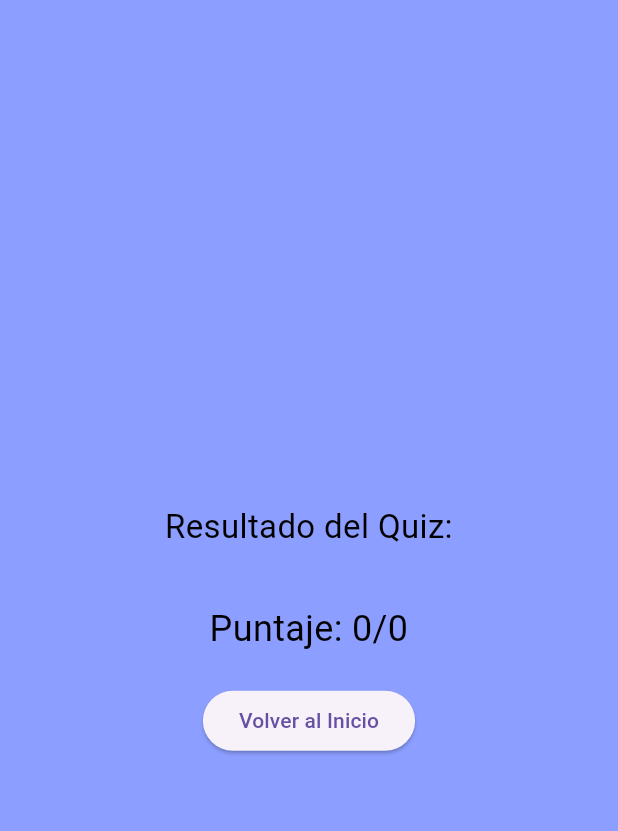
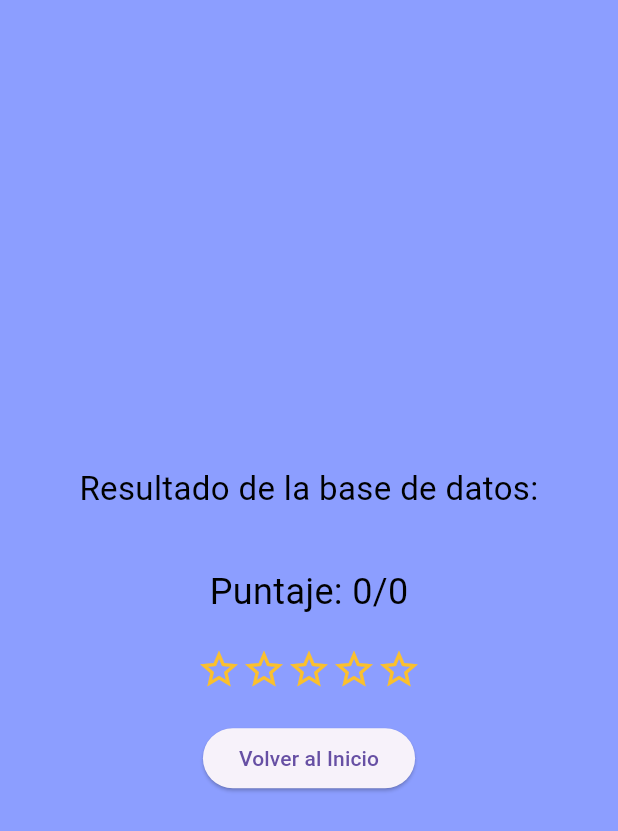
Before and after one commit to AndreaJVB/Proyecto_IS513, a Flutter app: the ResultsBasedatos screen opened directly with empty values, on a phone screen of 412 x 824 dp. Shown: the top 831 px of the screen. Run offline on Flutter 3.47's test engine with Material 3 defaults, Android fonts, the phone set to English and light mode, and no system bars; our stand-ins replace cloud_firestore, firebase_auth, firebase_core, flutter_fortune_wheel, flutter_signin_button, get and 2 more; accounts and stored records are empty.

Commit message:
estrellas en el resultado de cada quiz

```diff
--- a/educode/lib/interfaces/pages/topic_pages/results_basedatos.dart
+++ b/educode/lib/interfaces/pages/topic_pages/results_basedatos.dart
@@ -3,7 +3,7 @@ import 'package:educode/controllers/user_controller.dart';
 import 'package:flutter/material.dart';
 import 'package:get/get.dart';
 import 'package:shared_preferences/shared_preferences.dart';
-import 'dart:convert';
+import 'dart:convert'; // Agrega esta línea para usar json.encode y json.decode
 
 class ResultsBasedatos extends StatelessWidget {
   final UserController getUser = Get.put<UserController>(UserController());
@@ -22,10 +22,34 @@ class ResultsBasedatos extends StatelessWidget {
       'score': score,
       'dateTime': now.toIso8601String(),
     };
+    // Guarda el resultado en el historial (comentado como ejemplo).
+    // final historyJson = prefs.getStringList('history') ?? [];
+    // historyJson.add(json.encode(result));
+    // await prefs.setStringList('history', historyJson);
+  }
+
+  // Método para calcular la puntuación en estrellas
+  int _calculateStars() {
+    double percentage = score / total;
+    if (percentage == 1.0) {
+      return 5; // 5 estrellas para 100% de aciertos
+    } else if (percentage >= 0.8) {
+      return 4; // 4 estrellas para 80%-99%
+    } else if (percentage >= 0.6) {
+      return 3; // 3 estrellas para 60%-79%
+    } else if (percentage >= 0.4) {
+      return 2; // 2 estrellas para 40%-59%
+    } else if (percentage >= 0.2) {
+      return 1; // 1 estrella para 20%-39%
+    } else {
+      return 0; // 0 estrellas para menos del 20%
+    }
   }
 
   @override
   Widget build(BuildContext context) {
+    int starCount = _calculateStars();
+
     return Scaffold(
       backgroundColor: Colors.indigoAccent[100],
       body: Center(
@@ -36,7 +60,7 @@ class ResultsBasedatos extends StatelessWidget {
               padding: EdgeInsets.all(16),
               color: Colors.indigoAccent[100],
               child: Text(
-                'Resultado del Quiz:',
+                'Resultado de la base de datos:',
                 style: TextStyle(
                   fontSize: 22,
                   color: Colors.black,
@@ -48,7 +72,17 @@ class ResultsBasedatos extends StatelessWidget {
             Text(
               'Puntaje: $score/$total',
               style: TextStyle(fontSize: 24, color: Colors.black),
-              textAlign: TextAlign.center,
+            ),
+            SizedBox(height: 20),
+            Row(
+              mainAxisAlignment: MainAxisAlignment.center,
+              children: List.generate(5, (index) {
+                return Icon(
+                  index < starCount ? Icons.star : Icons.star_border,
+                  color: Colors.yellow[700],
+                  size: 30,
+                );
+              }),
             ),
             SizedBox(height: 20),
             ElevatedButton(
@@ -60,7 +94,6 @@ class ResultsBasedatos extends StatelessWidget {
                     score: score,
                     now: now.toIso8601String(),
                     topic: topic);
-
                 Get.offAllNamed('/solitario');
               },
               child: Text('Volver al Inicio'),
--- a/educode/lib/main.dart
+++ b/educode/lib/main.dart
@@ -1,7 +1,5 @@
 import 'package:educode/interfaces/pages/login_register/recuperar_contra.dart';
-
 import 'package:educode/interfaces/pages/topic_pages/mixto_page.dart';
-
 import 'package:educode/mode_page.dart';
 import 'package:educode/interfaces/pages/game_mode/multijugador_page.dart';
 import 'package:educode/interfaces/pages/game_mode/solitario_page.dart';
@@ -39,7 +37,7 @@ class MyApp extends StatelessWidget {
   Widget build(BuildContext context) {
     return GetMaterialApp(
       debugShowCheckedModeBanner: false,
-      initialRoute: '/home',
+      initialRoute: '/',
       getPages: [
         GetPage(name: '/', page: () => const Inicio()),
         GetPage(name: '/login', page: () => LoginPage()),
```
